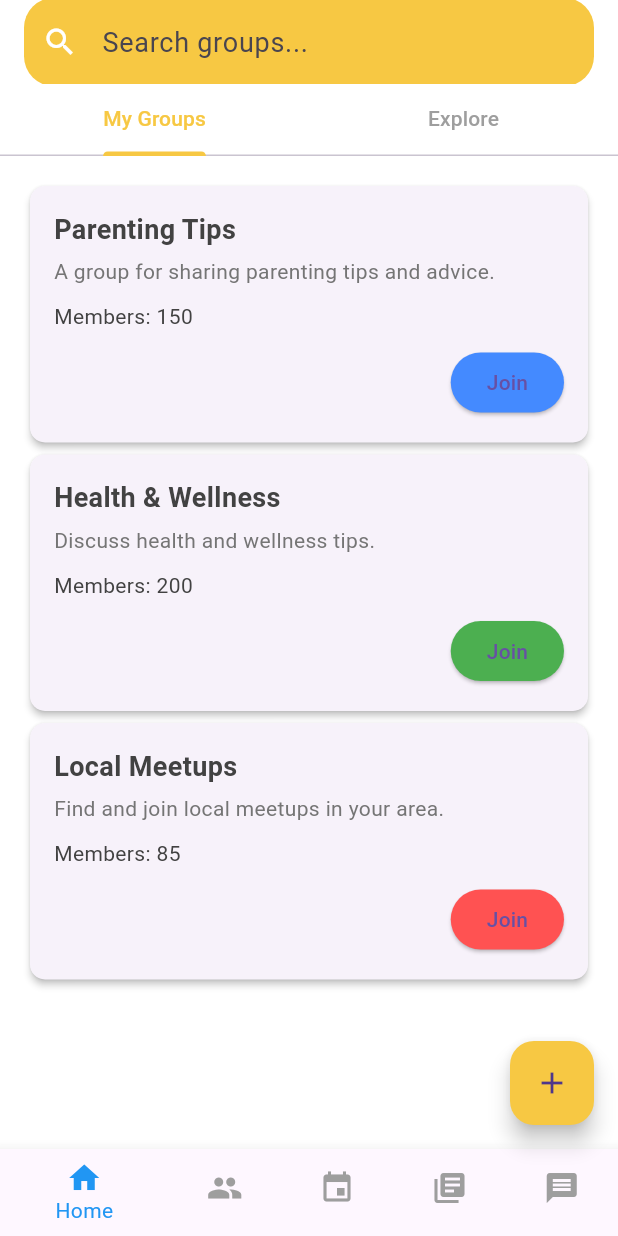
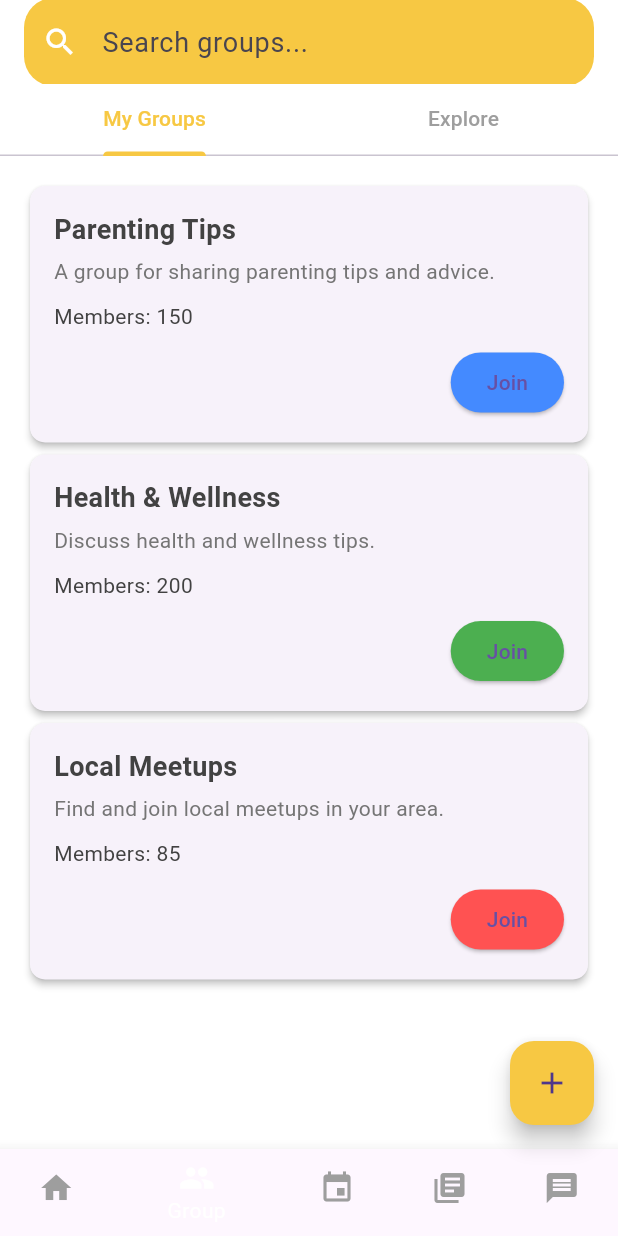
Before and after one commit to kimathikim/momhive, a Flutter app: the screen it shows after launch, after a tap on "Login", after a tap on "Groups", on a phone screen of 412 x 824 dp. Run offline on Flutter 3.47's test engine with Material 3 defaults, Android fonts, the phone set to English and light mode, and no system bars; our stand-ins replace curved_navigation_bar; network calls fail.

Commit message:
small changes

```diff
--- a/lib/home_page.dart
+++ b/lib/home_page.dart
@@ -1,10 +1,11 @@
 import 'package:flutter/material.dart';
-import 'navigator.dart';
 import 'package:momhive/setting_page.dart';
 import 'package:momhive/mentorship.dart';
 import 'package:momhive/groups.dart';
 import 'package:momhive/resources.dart';
 import 'package:momhive/event.dart';
+
+import 'package:momhive/curved_navigation_bar.dart';
 
 class HomePage extends StatelessWidget {
   const HomePage({super.key});
@@ -195,13 +196,8 @@ class HomePage extends StatelessWidget {
               ),
             ),
           ),
-        bottomNavigationBar: MyNavigationBar(
-          onTap: (index) {
-            navigateToPage(index, context);
-          },
-        ),
-      ),
-    );
+    ));
+
   }
 }
 
--- a/lib/login.dart
+++ b/lib/login.dart
@@ -1,11 +1,5 @@
 import 'package:flutter/material.dart';
 import 'signup.dart';
-import 'package:momhive/home_page.dart';
-import 'package:momhive/setting_page.dart';
-import 'package:momhive/profile_page.dart';
-import 'package:momhive/mentorship.dart';
-import 'package:momhive/messages.dart';
-import 'package:momhive/message_detail.dart';
 
 class LoginPage extends StatefulWidget {
   const LoginPage({super.key});
@@ -92,12 +86,7 @@ class _LoginPageState extends State<LoginPage> {
             // Login Button
             ElevatedButton(
               onPressed: () {
-                Navigator.pushReplacement(
-                  context,
-                  MaterialPageRoute(
-                      builder: (context) =>
-                          const HomePage()), // Replace with your actual home page
-                );
+                Navigator.pushReplacementNamed(context, '/main');
               },
               child: const Text('Login'),
             ),
--- a/lib/main.dart
+++ b/lib/main.dart
@@ -1,4 +1,5 @@
 import 'package:flutter/material.dart';
+import 'package:momhive/mainscreen.dart';
 import 'package:momhive/login.dart';
 
 void main() {
@@ -48,7 +49,11 @@ class MomHiveApp extends StatelessWidget {
           ),
         ),
       ),
-      home: const LoginPage(),
+      initialRoute: '/',
+      routes: {
+        '/': (context) => const LoginPage(),
+        '/main': (context) => const MainScreen(),
+      },
     );
   }
 }
--- /dev/null
+++ b/lib/mainscreen.dart
@@ -0,0 +1,52 @@
+import 'package:curved_navigation_bar/curved_navigation_bar.dart';
+import 'package:flutter/material.dart';
+import 'package:momhive/home_page.dart';
+import 'package:momhive/groups.dart';
+import 'package:momhive/event.dart';
+import 'package:momhive/resources.dart';
+import 'package:momhive/messages.dart';
+
+class MainScreen extends StatefulWidget {
+  const MainScreen({super.key});
+
+  @override
+  _MainScreenState createState() => _MainScreenState();
+}
+
+class _MainScreenState extends State<MainScreen> {
+  int _currentIndex = 0;
+  final List<Widget> _children = [
+    const HomePage(),
+    const GroupsPage(),
+    const EventsPage(),
+    const LibraryPage(),
+    const MessagesPage(),
+  ];
+
+  void onTabTapped(int index) {
+    setState(() {
+      _currentIndex = index;
+    });
+  }
+
+  @override
+  Widget build(BuildContext context) {
+    return Scaffold(
+      body: _children[_currentIndex],
+      bottomNavigationBar: CurvedNavigationBar(
+        backgroundColor: Colors.transparent,
+        color: const Color(0xFFF7C843),
+        buttonBackgroundColor: const Color(0xFFF5B000),
+        height: 60,
+        onTap: onTabTapped,
+        items: const <Widget>[
+          Icon(Icons.home, size: 30, color: Colors.white),
+          Icon(Icons.group, size: 30, color: Colors.white),
+          Icon(Icons.event, size: 30, color: Colors.white),
+          Icon(Icons.library_books, size: 30, color: Colors.white),
+          Icon(Icons.message, size: 30, color: Colors.white),
+        ],
+      ),
+    );
+  }
+}
--- a/lib/messages.dart
+++ b/lib/messages.dart
@@ -43,11 +43,6 @@ class MessagesPage extends StatelessWidget {
           },
           backgroundColor: const Color(0xFFF55200),
           child: const Icon(Icons.add, color: Colors.white)),
-      bottomNavigationBar: MyNavigationBar(
-        onTap: (index) {
-          navigateToPage(index, context);
-        },
-      ),
     );
   }
 }
--- a/lib/navigator.dart
+++ b/lib/navigator.dart
@@ -11,15 +11,15 @@ void navigateToPage(int index, BuildContext context) {
     MaterialPageRoute(
       builder: (context) {
         switch (index) {
-          case 0:
+          case 1:
             return const HomePage();
-          case 1:
+          case 2:
             return const GroupsPage();
-          case 2:
+          case 3:
             return const EventsPage();
-          case 3:
+          case 4:
             return const LibraryPage();
-          case 4:
+          case 5:
             return const MessagesPage();
           default:
             return const HomePage();
@@ -39,7 +39,7 @@ class MyNavigationBar extends StatefulWidget {
 }
 
 class _MyNavigationBarState extends State<MyNavigationBar> {
-  int _selectedIndex = 0;
+  int _selectedIndex = 1;
 
   void _onItemTapped(int index) {
     setState(() {
@@ -51,43 +51,29 @@ class _MyNavigationBarState extends State<MyNavigationBar> {
   @override
   Widget build(BuildContext context) {
     return BottomNavigationBar(
-      selectedItemColor: Colors.blue,
+      currentIndex: _selectedIndex,
+      selectedItemColor: Colors.white,
       unselectedItemColor: Colors.grey,
       onTap: _onItemTapped,
-      items: <BottomNavigationBarItem>[
+      items: const <BottomNavigationBarItem>[
         BottomNavigationBarItem(
-          icon: Icon(
-            Icons.home,
-            color: _selectedIndex == 0 ? Colors.blue : Colors.grey,
-          ),
+          icon: Icon(Icons.home),
           label: 'Home',
         ),
         BottomNavigationBarItem(
-          icon: Icon(
-            Icons.group,
-            color: _selectedIndex == 1 ? Colors.blue : Colors.grey,
-          ),
-          label: 'Groups',
+          icon: Icon(Icons.group),
+          label: 'Group',
         ),
         BottomNavigationBarItem(
-          icon: Icon(
-            Icons.event,
-            color: _selectedIndex == 2 ? Colors.blue : Colors.grey,
-          ),
+          icon: Icon(Icons.event),
           label: 'Events',
         ),
         BottomNavigationBarItem(
-          icon: Icon(
-            Icons.library_books,
-            color: _selectedIndex == 3 ? Colors.blue : Colors.grey,
-          ),
+          icon: Icon(Icons.library_books),
           label: 'Library',
         ),
         BottomNavigationBarItem(
-          icon: Icon(
-            Icons.message,
-            color: _selectedIndex == 4 ? Colors.blue : Colors.grey,
-          ),
+          icon: Icon(Icons.message),
           label: 'Messages',
         ),
       ],
--- a/lib/resources.dart
+++ b/lib/resources.dart
@@ -93,11 +93,6 @@ class LibraryPage extends StatelessWidget {
               ),
             ),
           ],
-        ),
-        bottomNavigationBar: MyNavigationBar(
-          onTap: (index) {
-            navigateToPage(index, context);
-          },
         ),
       ),
     );
```
Also changed, not shown: lib/curved_navigation_bar.dart (+5 -9 lines), lib/customnav.dart (+13 -1 lines), lib/event.dart (+1 -6 lines), lib/groups.dart (+5 -5 lines), lib/mentorship.dart (+1 -31 lines), 1 other file. Lines whose indentation alone changed are shown as unchanged.
